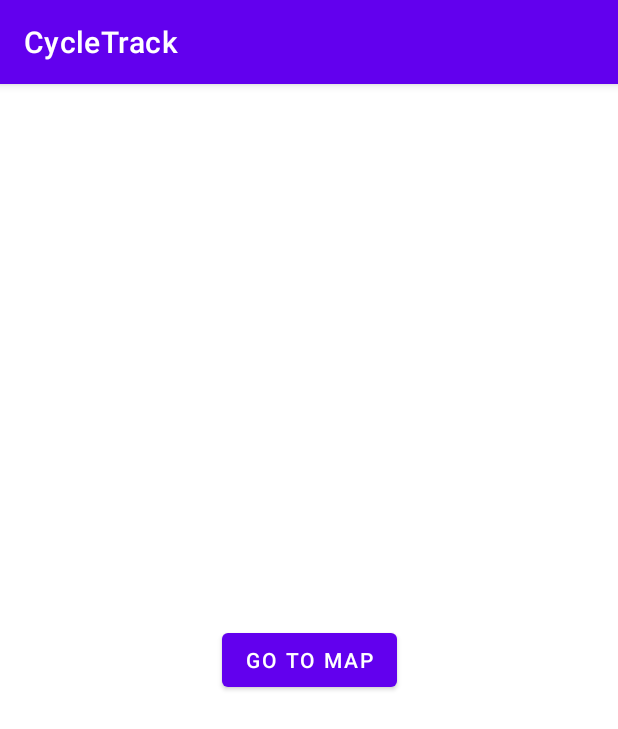
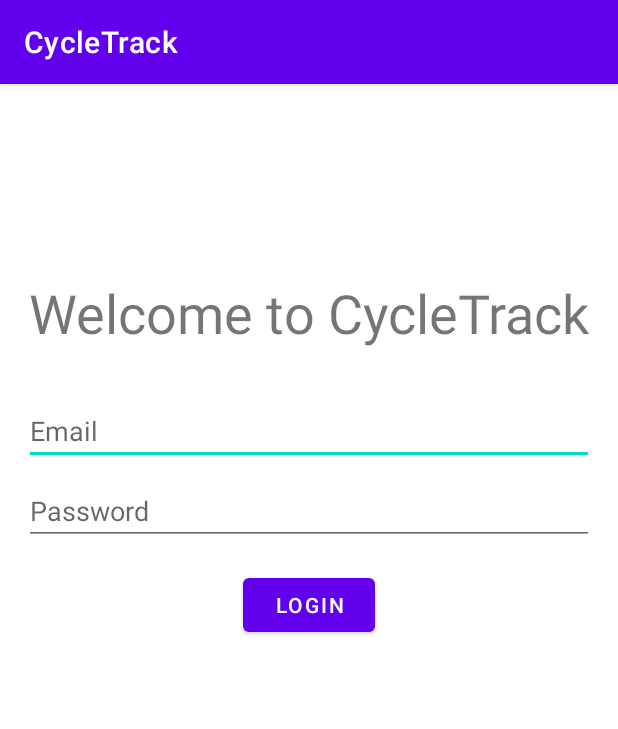
Before and after one commit to wdaughtridge/cycle-track, an Android app: the screen it shows after launch (MainActivity), on a phone screen of 412 x 824 dp. Shown: the top 729 px of the screen. Run offline under Robolectric (Android 15) with nearby library versions, the phone set to English and light mode, and no system bars; our stand-ins replace Firebase (no records; nobody signed in at launch, a user with empty details on screens opened directly).

Commit message:
firebase login

```diff
--- a/CycleTrack/app/src/main/AndroidManifest.xml
+++ b/CycleTrack/app/src/main/AndroidManifest.xml
@@ -8,7 +8,10 @@
          location permissions for the "MyLocation" functionality.
     -->
     <uses-permission android:name="android.permission.ACCESS_FINE_LOCATION" />
+    <uses-permission android:name="android.permission.ACCESS_NETWORK_STATE" />
     <uses-permission android:name="android.permission.INTERNET" />
+
+    <uses-permission android:name="android.permission.WAKE_LOCK" />
 
     <application
         android:allowBackup="true"
--- a/CycleTrack/app/src/main/java/com/will/CycleTrack/MainActivity.kt
+++ b/CycleTrack/app/src/main/java/com/will/CycleTrack/MainActivity.kt
@@ -1,28 +1,77 @@
 package com.will.CycleTrack
 
-import android.Manifest
 import android.content.Intent
-import android.content.pm.PackageManager
+import android.os.Bundle
+import android.view.View
+import android.widget.Button
+import android.widget.Toast
 import androidx.appcompat.app.AppCompatActivity
-import android.os.Bundle
-import android.os.Looper
-import android.util.Log
-import android.widget.Button
-import androidx.core.app.ActivityCompat
-import com.google.android.gms.location.*
+import androidx.appcompat.widget.AppCompatEditText
+import com.google.android.gms.tasks.Task
+import com.google.android.material.textfield.TextInputEditText
+import com.google.firebase.analytics.FirebaseAnalytics
+import com.google.firebase.auth.AuthResult
+import com.google.firebase.auth.FirebaseAuth
+import com.google.firebase.auth.FirebaseAuthInvalidCredentialsException
 
 class MainActivity : AppCompatActivity() {
     private lateinit var goToMap: Button
+    private lateinit var username: AppCompatEditText
+    private lateinit var password: AppCompatEditText
+
+    private lateinit var firebaseAuth: FirebaseAuth
+    private lateinit var firebaseAnalytics: FirebaseAnalytics
 
     override fun onCreate(savedInstanceState: Bundle?) {
         super.onCreate(savedInstanceState)
         setContentView(R.layout.activity_main)
 
+        firebaseAuth = FirebaseAuth.getInstance()
+        firebaseAnalytics = FirebaseAnalytics.getInstance(this)
+
         goToMap = findViewById(R.id.go_to_map)
+        username = findViewById(R.id.username)
+        password = findViewById(R.id.password)
 
-        goToMap.setOnClickListener {
-            val intent = Intent(this, MapsActivity::class.java)
-            startActivity(intent)
+        goToMap.setOnClickListener { v: View ->
+            val user: String = username.text.toString()
+            val pass: String = password.text.toString()
+
+            firebaseAuth
+                .signInWithEmailAndPassword(user, pass)
+                .addOnCompleteListener { task: Task<AuthResult> ->
+
+                    if (task.isSuccessful) {
+                        firebaseAnalytics.logEvent("login_success", null)
+
+                        val currentUser = firebaseAuth.currentUser!!
+                        val email = currentUser.email
+
+                        /*preferences.edit()
+                            .putString("username", inputtedUsername)
+                            .apply()*/
+
+                        Toast.makeText(this, "Logging in now..", Toast.LENGTH_LONG).show()
+
+                        val intent = Intent(this, MapsActivity::class.java)
+                        startActivity(intent)
+                    } else {
+
+                        val exception = task.exception
+                        val bundle = Bundle()
+                        if (exception is FirebaseAuthInvalidCredentialsException) {
+                            bundle.putString("error_type", "invalid_credentials")
+                            firebaseAnalytics.logEvent("login_failed", bundle)
+                            Toast.makeText(this, "Invalid credentials", Toast.LENGTH_LONG).show()
+                        } else {
+                            bundle.putString("error_type", "generic_failure")
+                            firebaseAnalytics.logEvent("login_failed", bundle)
+                            Toast.makeText(this, "Failed to login", Toast.LENGTH_LONG).show()
+                        }
+                    }
+
+                }
+
         }
     }
 }
--- a/CycleTrack/app/src/main/res/layout/activity_main.xml
+++ b/CycleTrack/app/src/main/res/layout/activity_main.xml
@@ -6,13 +6,65 @@
     android:layout_height="match_parent"
     tools:context=".MainActivity">
 
+    <EditText
+        android:id="@+id/username"
+        android:layout_width="0dp"
+        android:layout_height="wrap_content"
+        android:layout_marginStart="16dp"
+        android:layout_marginTop="32dp"
+        android:layout_marginEnd="16dp"
+        android:ems="10"
+        android:hint="Email"
+        android:inputType="textEmailAddress"
+        app:layout_constraintEnd_toEndOf="parent"
+        app:layout_constraintHorizontal_bias="0.502"
+        app:layout_constraintStart_toStartOf="parent"
+        app:layout_constraintTop_toBottomOf="@+id/textView" />
+
+    <EditText
+        android:id="@+id/password"
+        android:layout_width="0dp"
+        android:layout_height="wrap_content"
+        android:layout_marginStart="16dp"
+        android:layout_marginTop="8dp"
+        android:layout_marginEnd="16dp"
+        android:ems="10"
+        android:hint="Password"
+        android:inputType="textPassword"
+        app:layout_constraintEnd_toEndOf="parent"
+        app:layout_constraintHorizontal_bias="0.502"
+        app:layout_constraintStart_toStartOf="parent"
+        app:layout_constraintTop_toBottomOf="@+id/username" />
+
     <Button
         android:id="@+id/go_to_map"
         android:layout_width="wrap_content"
         android:layout_height="wrap_content"
+        android:layout_marginTop="16dp"
         android:text="@string/go_to_map"
-        app:layout_constraintBottom_toBottomOf="parent"
+        app:layout_constraintEnd_toEndOf="parent"
+        app:layout_constraintStart_toStartOf="parent"
+        app:layout_constraintTop_toBottomOf="@+id/password" />
+
+    <androidx.cardview.widget.CardView
+        android:id="@+id/cardView"
+        android:layout_width="match_parent"
+        android:layout_height="wrap_content"
+        app:layout_constraintEnd_toEndOf="parent"
+        app:layout_constraintStart_toStartOf="parent"
+        app:layout_constraintTop_toTopOf="parent">
+
+    </androidx.cardview.widget.CardView>
+
+    <TextView
+        android:id="@+id/textView"
+        android:layout_width="wrap_content"
+        android:layout_height="wrap_content"
+        android:layout_marginTop="128dp"
+        android:text="Welcome to CycleTrack"
+        android:textSize="36sp"
         app:layout_constraintEnd_toEndOf="parent"
         app:layout_constraintStart_toStartOf="parent"
         app:layout_constraintTop_toTopOf="parent" />
+
 </androidx.constraintlayout.widget.ConstraintLayout>
--- a/CycleTrack/app/src/main/res/values/strings.xml
+++ b/CycleTrack/app/src/main/res/values/strings.xml
@@ -1,5 +1,5 @@
 <resources>
     <string name="app_name">CycleTrack</string>
     <string name="title_activity_maps">Map</string>
-    <string name="go_to_map">go to map</string>
+    <string name="go_to_map">login</string>
 </resources>
--- a/CycleTrack/build.gradle
+++ b/CycleTrack/build.gradle
@@ -8,7 +8,8 @@ buildscript {
     dependencies {
         classpath "com.android.tools.build:gradle:4.1.3"
         classpath "org.jetbrains.kotlin:kotlin-gradle-plugin:$kotlin_version"
-
+        classpath 'com.google.gms:google-services:4.3.5'
+        classpath 'com.google.firebase:firebase-crashlytics-gradle:2.5.1'
         // NOTE: Do not place your application dependencies here; they belong
         // in the individual module build.gradle files
     }
```
Also changed, not shown: CycleTrack/app/build.gradle (+11 -2 lines), 1 other file.
